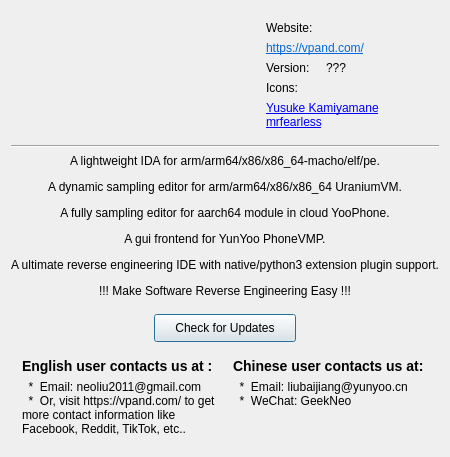
Above: vmpstudio/AboutDialog.ui from vpand/X64Dbg before the change. Below: the same form after it.
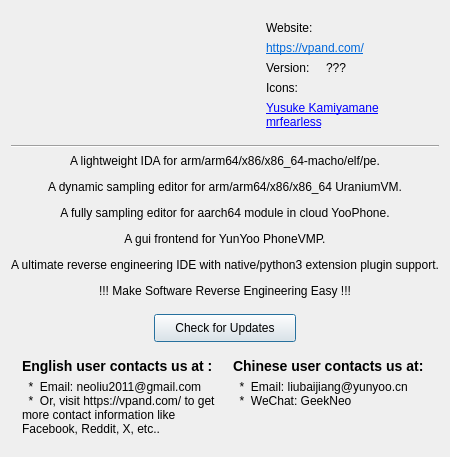
That is the form after the change. Icons and pictures are not drawn.

```diff
--- a/vmpstudio/AboutDialog.ui
+++ b/vmpstudio/AboutDialog.ui
@@ -471,7 +471,7 @@
            </property>
            <property name="text">
             <string>  *  Email: neoliu2011@gmail.com
-  *  Or, visit https://vpand.com/ to get more contact information like Facebook, Reddit, TikTok, etc..</string>
+  *  Or, visit https://vpand.com/ to get more contact information like Facebook, Reddit, X, etc..</string>
            </property>
            <property name="alignment">
             <set>Qt::AlignLeading|Qt::AlignLeft|Qt::AlignVCenter</set>
```
